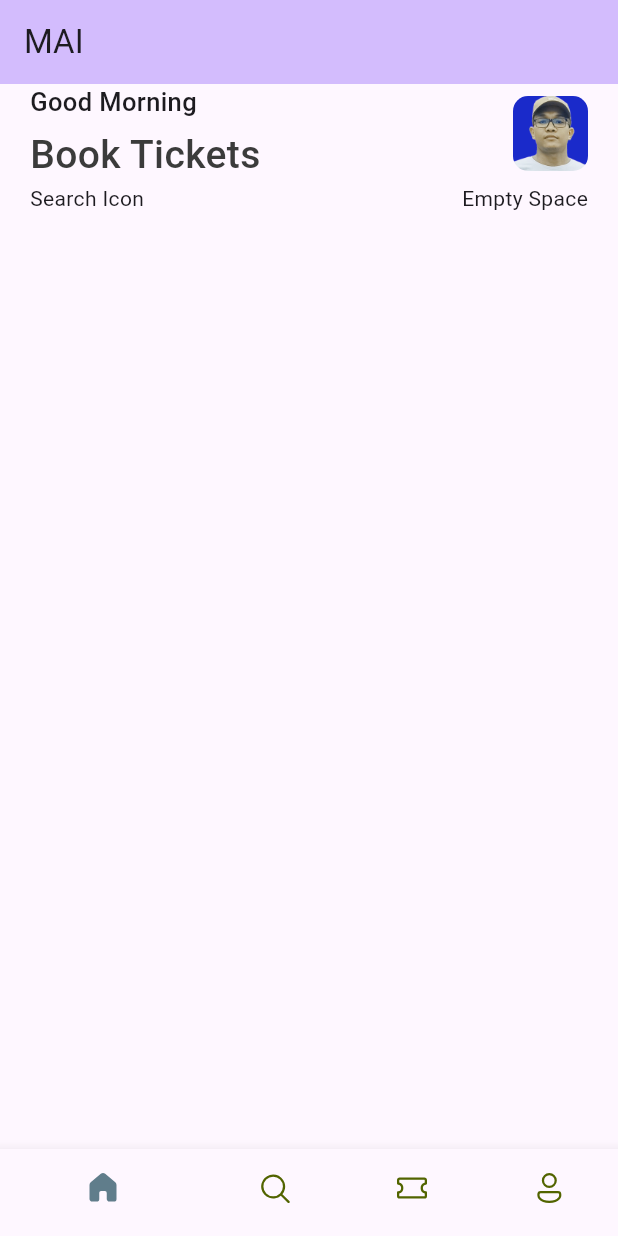
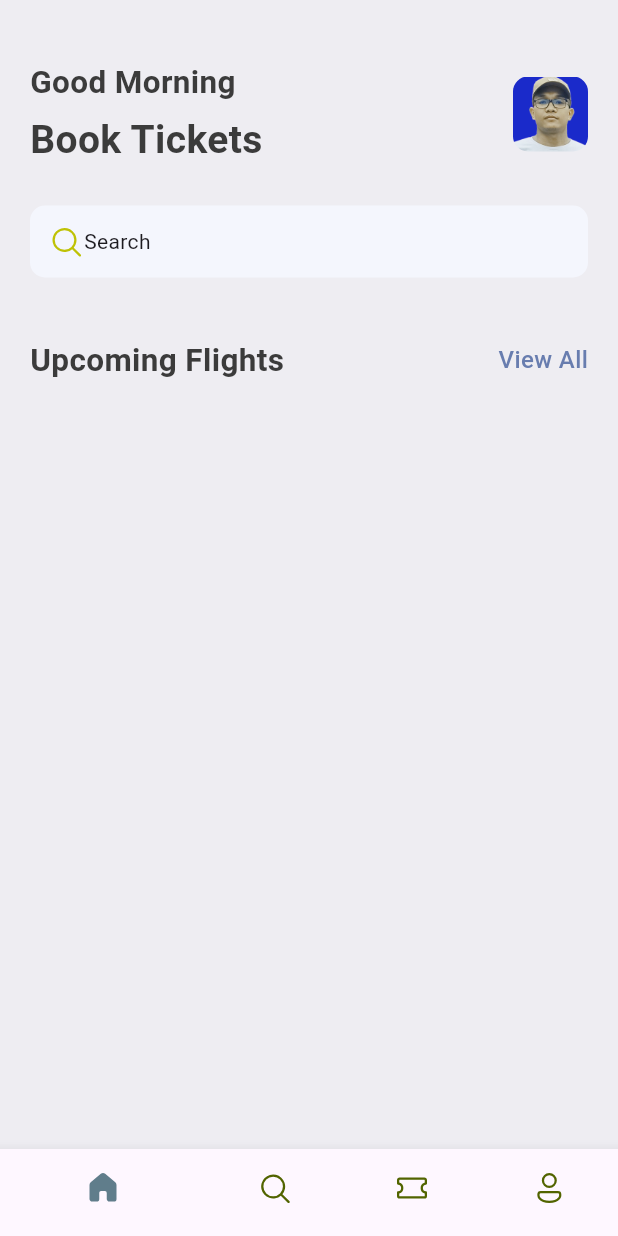
Before and after one commit to AungNaingPhyo2006/myanmar_air_international, a Flutter app: the screen it shows after launch, on a phone screen of 412 x 824 dp. Run offline on Flutter 3.47's test engine with Material 3 defaults, Android fonts, the phone set to English and light mode, and no system bars; our stand-ins replace fluentui_icons.

Commit message:
Add media file and widgets

```diff
--- a/lib/base/bottom_nav_bar.dart
+++ b/lib/base/bottom_nav_bar.dart
@@ -28,10 +28,10 @@ class _BottomNavBarState extends State<BottomNavBar> {
   @override
   Widget build(BuildContext context) {
     return Scaffold(
-      appBar: AppBar(
-        backgroundColor: Theme.of(context).colorScheme.inversePrimary,
-        title: const Text('MAI'),
-      ),
+      // appBar: AppBar(
+      //   backgroundColor: Theme.of(context).colorScheme.inversePrimary,
+      //   title: const Text('MAI'),
+      // ),
       body: appScreens[_selectedIndex],
       bottomNavigationBar: BottomNavigationBar(
         currentIndex: _selectedIndex,
--- /dev/null
+++ b/lib/base/res/media.dart
@@ -0,0 +1,4 @@
+class AppMedia {
+  static const _baseImage = "assets/images";
+  static const logo = "$_baseImage/logo.png";
+}
--- a/lib/base/res/styles/app_styles.dart
+++ b/lib/base/res/styles/app_styles.dart
@@ -4,9 +4,14 @@ Color primary = const Color(0xFF687daf);
 
 class AppStyles {
   static Color primaryColor = primary;
+  static Color bgColor = const Color(0xFFeeedf2);
   static Color textColor = const Color(0xFF3b3b3b);
+  static TextStyle textStyle =
+      TextStyle(fontSize: 16, fontWeight: FontWeight.w500, color: textColor);
   static TextStyle headLineStyle1 =
-      TextStyle(fontSize: 26, fontWeight: FontWeight.w500, color: textColor);
+      TextStyle(fontSize: 26, fontWeight: FontWeight.bold, color: textColor);
   static TextStyle headLineStyle2 =
+      TextStyle(fontSize: 21, fontWeight: FontWeight.bold, color: textColor);
+  static TextStyle headLineStyle3 =
       const TextStyle(fontSize: 17, fontWeight: FontWeight.w500);
 }
--- /dev/null
+++ b/lib/base/widgets/app_double_text.dart
@@ -0,0 +1,28 @@
+import 'package:flutter/material.dart';
+import 'package:myanmar_air_international/base/res/styles/app_styles.dart';
+
+class AppDoubleText extends StatelessWidget {
+  const AppDoubleText(
+      {super.key, required this.bigText, required this.smallText});
+  final String bigText;
+  final String smallText;
+  @override
+  Widget build(BuildContext context) {
+    return Row(
+      mainAxisAlignment: MainAxisAlignment.spaceBetween,
+      children: [
+        Text(
+          bigText,
+          style: AppStyles.headLineStyle2,
+        ),
+        InkWell(
+          onTap: () {},
+          child: Text(
+            smallText,
+            style: AppStyles.textStyle.copyWith(color: AppStyles.primaryColor),
+          ),
+        ),
+      ],
+    );
+  }
+}
--- a/lib/main.dart
+++ b/lib/main.dart
@@ -7,32 +7,11 @@ void main() {
 
 class MyApp extends StatelessWidget {
   const MyApp({super.key});
-
-  // This widget is the root of your application.
   @override
   Widget build(BuildContext context) {
-    return MaterialApp(
-      title: 'Flutter Demo',
-      theme: ThemeData(
-        colorScheme: ColorScheme.fromSeed(seedColor: Colors.deepPurple),
-        useMaterial3: true,
-      ),
-      home: const MyHomePage(title: 'MAI'),
+    return const MaterialApp(
+      debugShowCheckedModeBanner: false,
+      home: BottomNavBar(),
     );
   }
 }
-
-class MyHomePage extends StatefulWidget {
-  const MyHomePage({super.key, required this.title});
-  final String title;
-
-  @override
-  State<MyHomePage> createState() => _MyHomePageState();
-}
-
-class _MyHomePageState extends State<MyHomePage> {
-  @override
-  Widget build(BuildContext context) {
-    return BottomNavBar();
-  }
-}
--- a/lib/screens/home_screen.dart
+++ b/lib/screens/home_screen.dart
@@ -1,5 +1,8 @@
+import 'package:fluentui_icons/fluentui_icons.dart';
 import 'package:flutter/material.dart';
+import 'package:myanmar_air_international/base/res/media.dart';
 import 'package:myanmar_air_international/base/res/styles/app_styles.dart';
+import 'package:myanmar_air_international/base/widgets/app_double_text.dart';
 
 class HomeScreen extends StatelessWidget {
   const HomeScreen({super.key});
@@ -7,8 +10,12 @@ class HomeScreen extends StatelessWidget {
   @override
   Widget build(BuildContext context) {
     return Scaffold(
+      backgroundColor: AppStyles.bgColor,
       body: ListView(
         children: [
+          const SizedBox(
+            height: 40,
+          ),
           Container(
             padding: const EdgeInsets.symmetric(horizontal: 20),
             child: Column(
@@ -36,17 +43,41 @@ class HomeScreen extends StatelessWidget {
                       decoration: BoxDecoration(
                           borderRadius: BorderRadius.circular(10),
                           image: const DecorationImage(
-                              image: AssetImage("assets/images/logo.png"))),
+                              image: AssetImage(AppMedia.logo))),
                     )
                   ],
                 ),
-                const Row(
-                  mainAxisAlignment: MainAxisAlignment.spaceBetween,
-                  children: [Text('Search Icon'), Text('Empty Space')],
-                )
+                const SizedBox(
+                  height: 25,
+                ),
+                Container(
+                  padding:
+                      const EdgeInsets.symmetric(horizontal: 12, vertical: 12),
+                  decoration: BoxDecoration(
+                    borderRadius: BorderRadius.circular(10),
+                    color: const Color(0xFFF4F6FD),
+                  ),
+                  child: const Row(
+                    // mainAxisAlignment: MainAxisAlignment.spaceBetween,
+                    children: [
+                      Icon(
+                        FluentSystemIcons.ic_fluent_search_regular,
+                        color: Color(0xFFBFC205),
+                      ),
+                      Text('Search')
+                    ],
+                  ),
+                ),
+                const SizedBox(
+                  height: 40,
+                ),
+                const AppDoubleText(
+                  bigText: 'Upcoming Flights',
+                  smallText: 'View All',
+                ),
               ],
             ),
-          )
+          ),
         ],
       ),
     );
```
Also changed, not shown: 1 other file.
